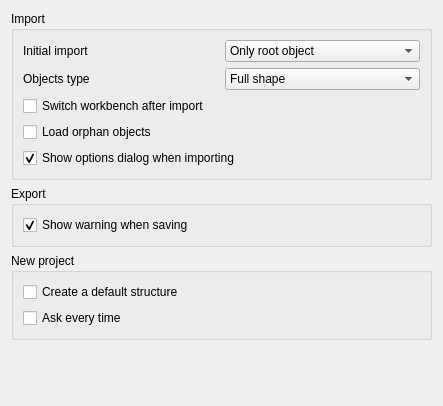
Old version of the form ui/preferencesNativeIFC.ui in the repository yorikvanhavre/FreeCAD-NativeIFC.
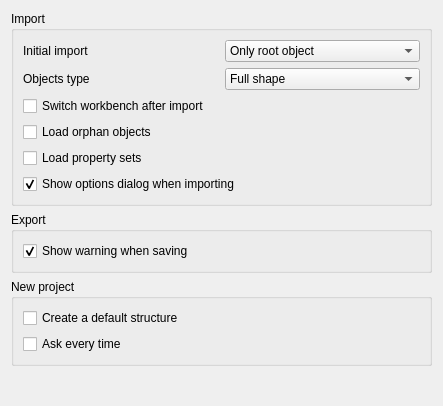
New version of the form. Custom widgets are drawn as their Qt base class.

What changed in the file:
```diff
--- a/ui/preferencesNativeIFC.ui
+++ b/ui/preferencesNativeIFC.ui
@@ -129,6 +129,19 @@
         </property>
        </widget>
       </item>
+      <item>
+       <widget class="Gui::PrefCheckBox" name="checkBox_7">
+        <property name="text">
+         <string>Load property sets</string>
+        </property>
+        <property name="prefEntry" stdset="0">
+         <cstring>LoadPsets</cstring>
+        </property>
+        <property name="prefPath" stdset="0">
+         <cstring>Mod/NativeIFC</cstring>
+        </property>
+       </widget>
+      </item>
       <item>
        <widget class="Gui::PrefCheckBox" name="checkBox">
         <property name="toolTip">
```
